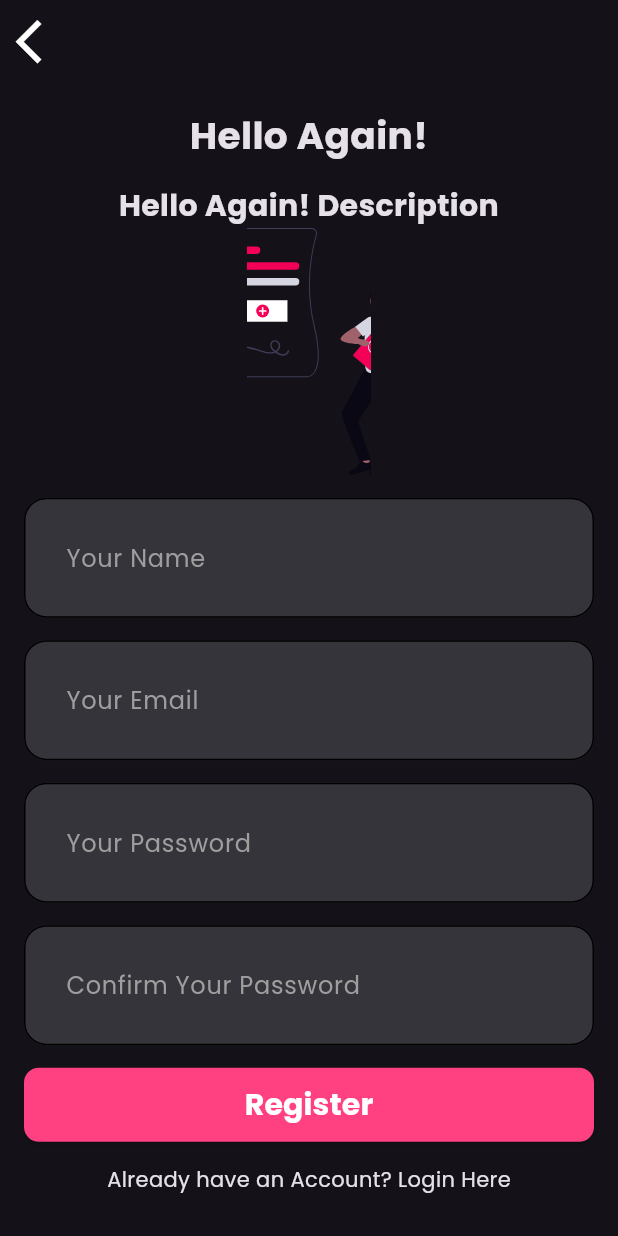
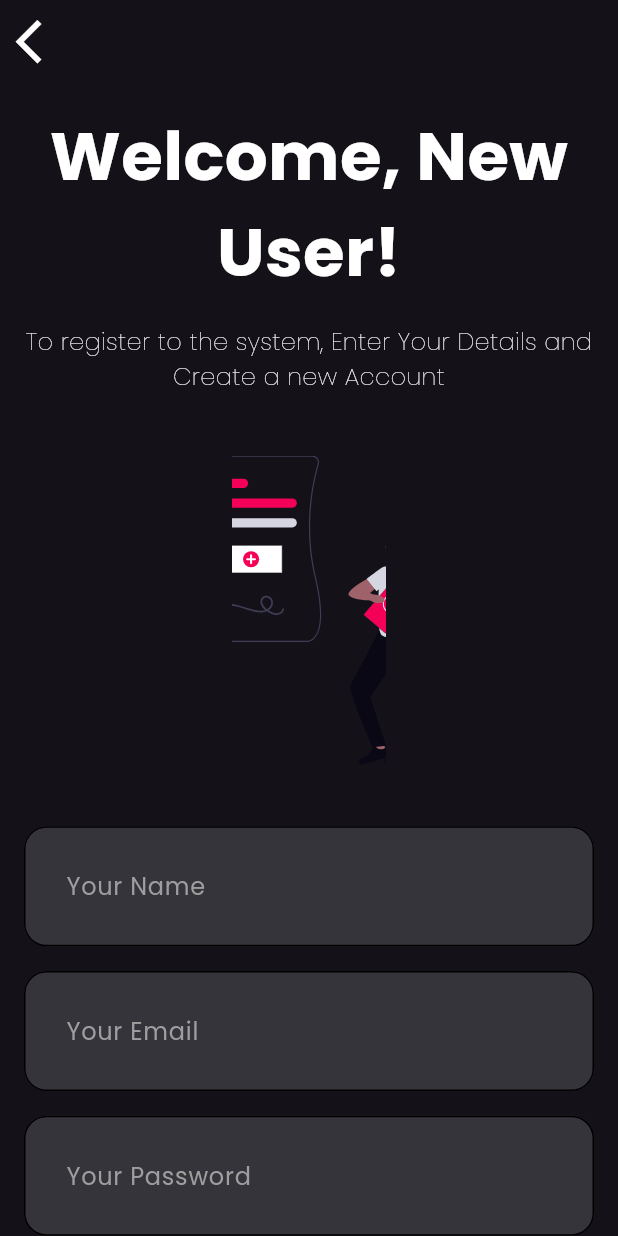
Before and after one commit to PAIshanMadusha/json-web-token-authentication, a Flutter app: the RegisterPage screen opened directly, on a phone screen of 412 x 824 dp. Run offline on Flutter 3.47's test engine with Material 3 defaults, Android fonts, the phone set to English and light mode, and no system bars; our stand-ins replace flutter_svg, google_fonts, shared_preferences; accounts and stored records are empty.

Commit message:
Register Page UI Improvement

```diff
--- a/flutter_client/lib/pages/login_page.dart
+++ b/flutter_client/lib/pages/login_page.dart
@@ -96,7 +96,7 @@ class _LoginPageState extends State<LoginPage> {
                   "Log in to the system, please enter your valid credentials.",
                   textAlign: TextAlign.center,
                   style: TextStyle(
-                    fontSize: 18,
+                    fontSize: 16,
                     fontWeight: FontWeight.w200,
                     color: Colors.white,
                   ),
--- a/flutter_client/lib/pages/register_page.dart
+++ b/flutter_client/lib/pages/register_page.dart
@@ -63,6 +63,7 @@ class _RegisterPageState extends State<RegisterPage> {
 
   @override
   Widget build(BuildContext context) {
+    Size size = MediaQuery.of(context).size;
     return Scaffold(
       appBar: AppBar(
         automaticallyImplyLeading: false,
@@ -83,23 +84,32 @@ class _RegisterPageState extends State<RegisterPage> {
             child: Column(
               children: [
                 Text(
-                  "Hello Again!",
+                  "Welcome, New User!",
                   textAlign: TextAlign.center,
-                  style: TextStyle(fontSize: 25, fontWeight: FontWeight.bold),
+                  style: TextStyle(
+                    fontSize: 45,
+                    fontWeight: FontWeight.bold,
+                    color: Colors.white,
+                  ),
                 ),
-                SizedBox(height: 15),
+                SizedBox(height: size.height * 0.02),
                 Text(
-                  "Hello Again! Description",
+                  "To register to the system, Enter Your Details and Create a new Account",
                   textAlign: TextAlign.center,
-                  style: TextStyle(fontSize: 20, fontWeight: FontWeight.bold),
+                  style: TextStyle(
+                    fontSize: 16,
+                    fontWeight: FontWeight.w200,
+                    color: Colors.white,
+                  ),
                 ),
+                SizedBox(height: size.height * 0.05),
                 SvgPicture.asset(
                   "assets/undrawregister.svg",
-                  width: MediaQuery.of(context).size.width * 0.2,
-                  height: MediaQuery.of(context).size.height * 0.2,
+                  width: MediaQuery.of(context).size.width * 0.25,
+                  height: MediaQuery.of(context).size.height * 0.25,
                   fit: BoxFit.cover,
                 ),
-                SizedBox(height: 15),
+                SizedBox(height: size.height * 0.05),
                 CustomInputField(
                   controller: _userNameController,
                   hintText: "Your Name",
@@ -110,7 +120,7 @@ class _RegisterPageState extends State<RegisterPage> {
                     return null;
                   },
                 ),
-                SizedBox(height: 15),
+                SizedBox(height: size.height * 0.02),
                 CustomInputField(
                   controller: _emailController,
                   hintText: "Your Email",
@@ -124,7 +134,7 @@ class _RegisterPageState extends State<RegisterPage> {
                     return null;
                   },
                 ),
-                SizedBox(height: 15),
+                SizedBox(height: size.height * 0.02),
                 CustomInputField(
                   controller: _passwordController,
                   hintText: "Your Password",
@@ -139,7 +149,7 @@ class _RegisterPageState extends State<RegisterPage> {
                     return null;
                   },
                 ),
-                SizedBox(height: 15),
+                SizedBox(height: size.height * 0.02),
                 CustomInputField(
                   controller: _confirmPasswordController,
                   hintText: "Confirm Your Password",
@@ -154,19 +164,29 @@ class _RegisterPageState extends State<RegisterPage> {
                     return null;
                   },
                 ),
-                SizedBox(height: 15),
+                SizedBox(height: size.height * 0.02),
                 CustomButton(
                   isLoading: isLoading,
                   onPressed: register,
                   labelText: "Register",
                 ),
-                SizedBox(height: 15),
+                SizedBox(height: size.height * 0.07),
                 Text.rich(
                   TextSpan(
                     text: "Already have an Account? ",
+                    style: TextStyle(
+                      fontSize: 15,
+                      fontWeight: FontWeight.bold,
+                      color: Colors.white,
+                    ),
                     children: [
                       TextSpan(
                         text: "Login Here",
+                        style: TextStyle(
+                          fontSize: 15,
+                          fontWeight: FontWeight.bold,
+                          color: Colors.pinkAccent,
+                        ),
                         recognizer:
                             TapGestureRecognizer()
                               ..onTap = () {
```
